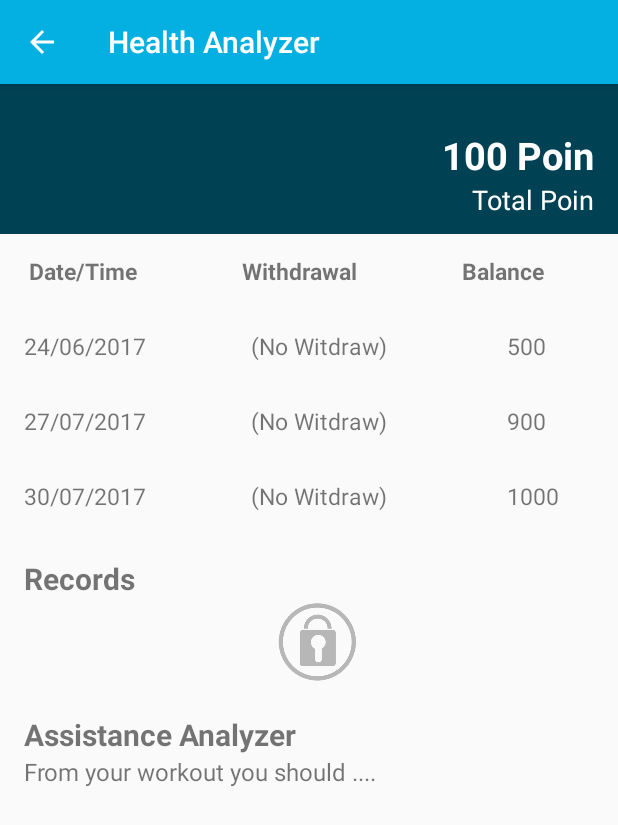
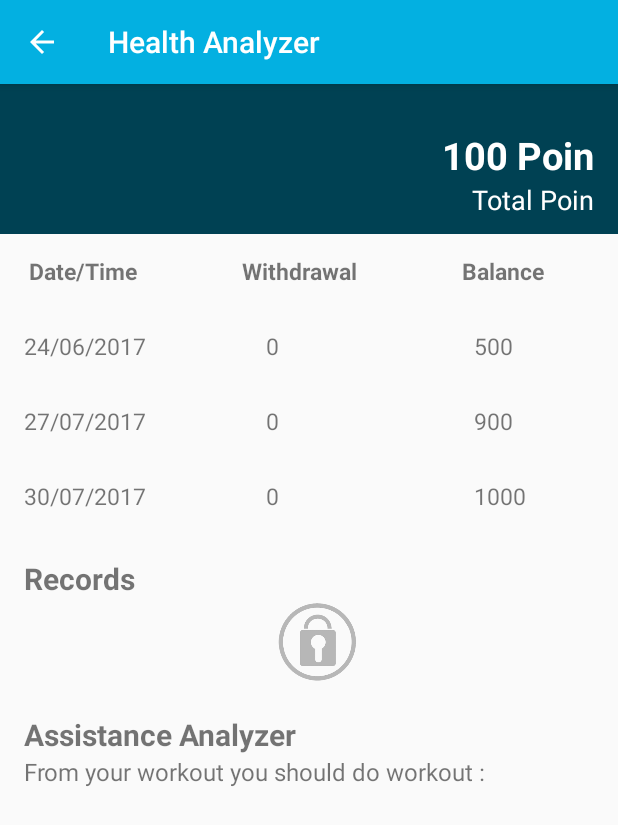
Before and after one commit to sisilliatc/projecte2festa, an Android app: the HealthAnalyzer screen opened directly, with no data from a screen before it, on a phone screen of 412 x 824 dp. Shown: the top 825 px of the screen. Run offline under Robolectric (Android 15) with nearby library versions, the phone set to English and light mode, and no system bars; our stand-ins replace Volley; network calls fail.

Commit message:
layout edit

```diff
--- a/src/main/java/com/example/sisillia/bikebank/HealthAnalyzer.java
+++ b/src/main/java/com/example/sisillia/bikebank/HealthAnalyzer.java
@@ -2,6 +2,12 @@ package com.example.sisillia.bikebank;
 
 import android.os.Bundle;
 import android.support.v7.app.AppCompatActivity;
+import android.util.Log;
+
+import com.example.sisillia.bikebank.volley.VolleyCallback;
+import com.example.sisillia.bikebank.volley.VolleyHelper;
+
+import org.json.JSONException;
 
 public class HealthAnalyzer extends AppCompatActivity {
 
@@ -10,6 +16,18 @@ public class HealthAnalyzer extends AppCompatActivity {
         super.onCreate(savedInstanceState);
         setContentView(R.layout.activity_health_analyzer);
 
+        Log.d("volley","tes");
 
+        VolleyHelper vh = new VolleyHelper();
+        try {
+            vh.getSakit(new VolleyCallback() {
+                @Override
+                public void onSuccess(String result) {
+                    Log.d("volley",result);
+                }
+            },"a","b");
+        } catch (JSONException e) {
+            e.printStackTrace();
+        }
     }
 }
--- a/src/main/java/com/example/sisillia/bikebank/volley/VolleyCallback.java
+++ b/src/main/java/com/example/sisillia/bikebank/volley/VolleyCallback.java
@@ -1,4 +1,6 @@
 package com.example.sisillia.bikebank.volley;
+
+import org.json.JSONObject;
 
 /**
  * Created by minimonster on 8/25/2017.
@@ -6,4 +8,5 @@ package com.example.sisillia.bikebank.volley;
 
 public interface VolleyCallback {
     void onSuccess(String result);
+    void onSuccess(JSONObject json);
 }
--- a/src/main/res/layout/activity_health_analyzer.xml
+++ b/src/main/res/layout/activity_health_analyzer.xml
@@ -98,17 +98,17 @@
                 android:textSize="15dp"/>
 
             <android.support.v4.widget.Space
-                android:layout_width="70dp"
+                android:layout_width="80dp"
                 android:layout_height="wrap_content" />
 
             <TextView
                 android:layout_width="wrap_content"
                 android:layout_height="wrap_content"
-                android:text="(No Witdraw)"
+                android:text="0"
                 android:textSize="15dp"/>
 
             <android.support.v4.widget.Space
-                android:layout_width="80dp"
+                android:layout_width="130dp"
                 android:layout_height="wrap_content" />
 
             <TextView
@@ -134,17 +134,17 @@
                 android:textSize="15dp"/>
 
             <android.support.v4.widget.Space
-                android:layout_width="70dp"
+                android:layout_width="80dp"
                 android:layout_height="wrap_content" />
 
             <TextView
                 android:layout_width="wrap_content"
                 android:layout_height="wrap_content"
-                android:text="(No Witdraw)"
+                android:text="0"
                 android:textSize="15dp"/>
 
             <android.support.v4.widget.Space
-                android:layout_width="80dp"
+                android:layout_width="130dp"
                 android:layout_height="wrap_content" />
 
             <TextView
@@ -171,17 +171,17 @@
                 android:textSize="15dp"/>
 
             <android.support.v4.widget.Space
-                android:layout_width="70dp"
+                android:layout_width="80dp"
                 android:layout_height="wrap_content" />
 
             <TextView
                 android:layout_width="wrap_content"
                 android:layout_height="wrap_content"
-                android:text="(No Witdraw)"
+                android:text="0"
                 android:textSize="15dp"/>
 
             <android.support.v4.widget.Space
-                android:layout_width="80dp"
+                android:layout_width="130dp"
                 android:layout_height="wrap_content" />
 
             <TextView
@@ -232,9 +232,16 @@
         <TextView
             android:layout_width="wrap_content"
             android:layout_height="wrap_content"
-            android:text="From your workout you should ...."
+            android:text="From your workout you should do workout :"
             android:textSize="16dp"
             />
+        <TextView
+            android:layout_width="wrap_content"
+            android:layout_height="wrap_content"
+            android:id="@+id/result"
+            android:textSize="16dp"
+            />
+
 
     </TableLayout>
 
--- a/src/main/res/layout/activity_splashscreen.xml
+++ b/src/main/res/layout/activity_splashscreen.xml
@@ -4,7 +4,7 @@
     android:id="@+id/activity_splashscreen"
     android:layout_width="match_parent"
     android:layout_height="match_parent"
-    android:background="@drawable/splashscreen"
+    android:background="@drawable/splashscreenmycycle"
     tools:context="com.example.sisillia.bikebank.Splashscreen">
 
 </RelativeLayout>
```
Also changed, not shown: src/main/java/com/example/sisillia/bikebank/volley/VolleyHelper.java (+35 -2 lines), src/main/java/com/example/sisillia/bikebank/workoutsugesstion.java (+14 -1 lines), src/main/res/drawable/splashscreenmycycle.png (added).
